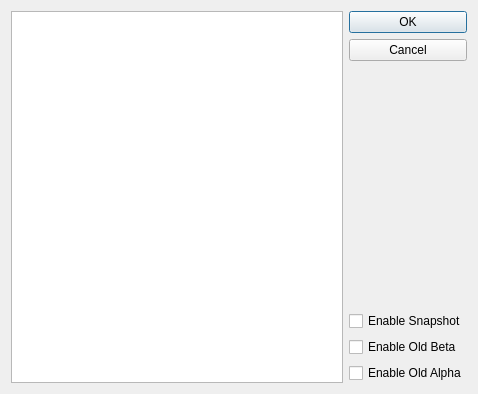
Old version of the form Kaminec/UI/dialogs/gamedownloaddialog.ui in the repository kaniol-lck/Kaminec.
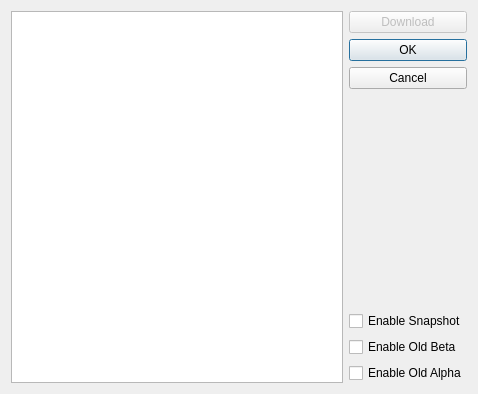
New version of the form.

What changed in the file:
```diff
--- a/Kaminec/UI/dialogs/gamedownloaddialog.ui
+++ b/Kaminec/UI/dialogs/gamedownloaddialog.ui
@@ -41,6 +41,16 @@
    </item>
    <item>
     <layout class="QVBoxLayout" name="verticalLayout">
+     <item>
+      <widget class="QPushButton" name="download_pb">
+       <property name="enabled">
+        <bool>false</bool>
+       </property>
+       <property name="text">
+        <string>Download</string>
+       </property>
+      </widget>
+     </item>
      <item>
       <widget class="QDialogButtonBox" name="buttonBox">
        <property name="sizePolicy">
```
